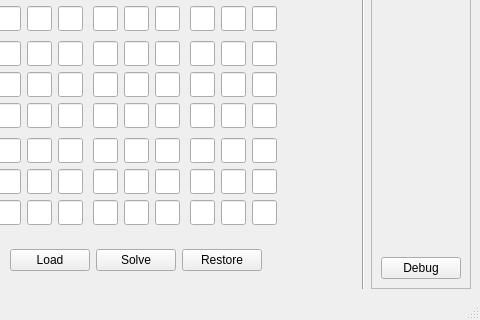
First picture: the form in mainwindow.ui, repository Kiria-F/sudoku-solver, before the edit; both pictures show x 93 to 573 and y 83 to 403 of the 573 by 403 pixel window.
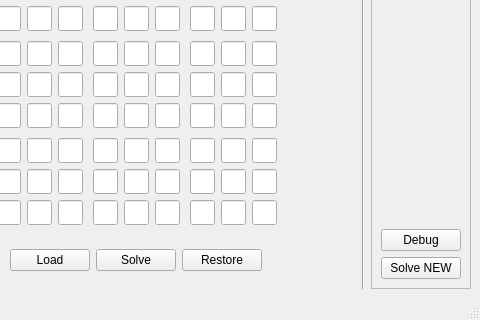
Second picture: the form after the edit.

```diff
--- a/mainwindow.ui
+++ b/mainwindow.ui
@@ -2157,6 +2157,13 @@
            </property>
           </widget>
          </item>
+         <item>
+          <widget class="QPushButton" name="pushButton_SolveNEW">
+           <property name="text">
+            <string>Solve NEW</string>
+           </property>
+          </widget>
+         </item>
         </layout>
        </item>
       </layout>
```
